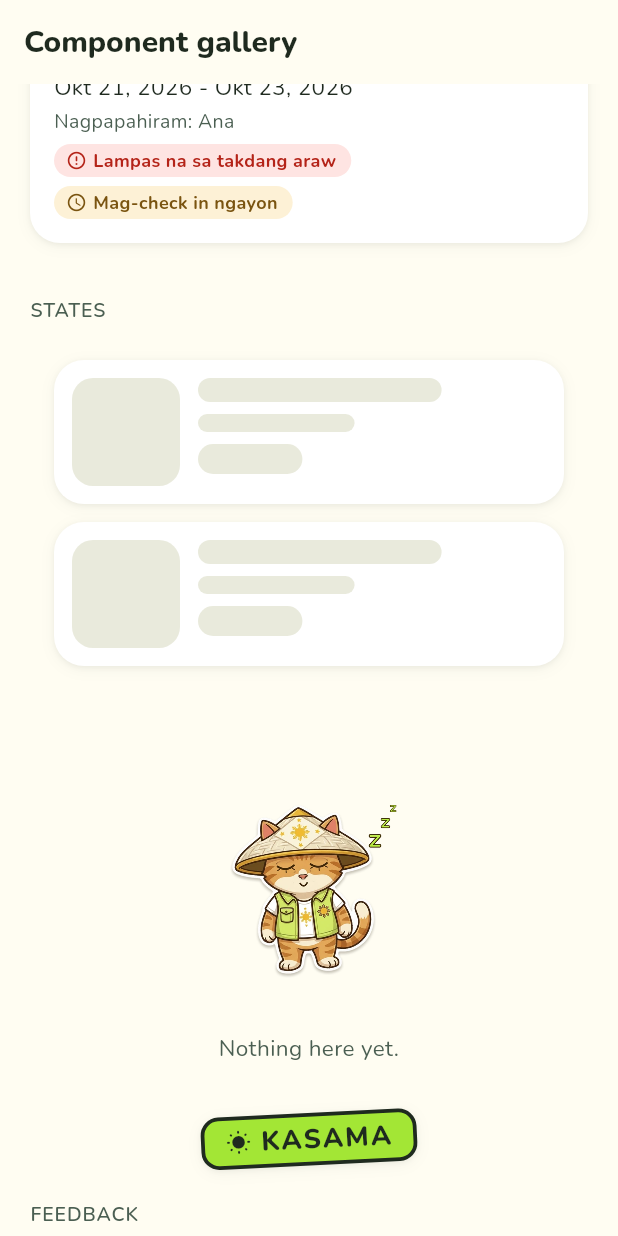
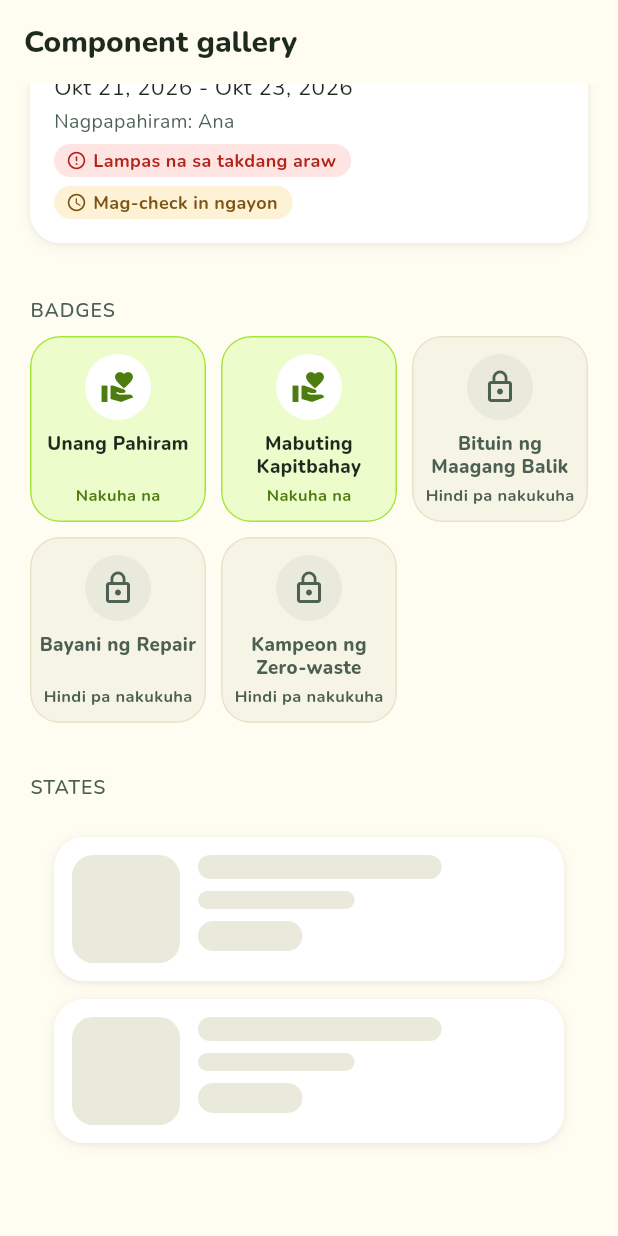
Before and after one commit to jqwud/Hiraman-project, a Flutter app: the GalleryScreen screen opened directly, scrolled down 2304 dp, on a phone screen of 412 x 824 dp. Run offline on Flutter 3.47's test engine with Material 3 defaults, Android fonts, the phone set to English and light mode, and no system bars; our stand-ins replace flutter_secure_storage, image_picker, shared_preferences; accounts and stored records are empty; network calls fail.

Commit message:
Batch 17: even badge grid, no gallery or server tools for residents
- BadgeGrid: three equal tiles per row, earned vs locked, rows grow with
  large text (covered by the gallery test at 320 px and 200% text).
- Component gallery removed from Profile (lib/main_gallery.dart stays).
- kShowServerTools: release builds hide the server address, the login
  plug button and the technical connection card; residents get one plain
  sentence when the connection is down. Test builds keep the tools.

Co-Authored-By: Claude Opus 5.5 <noreply@anthropic.com>

```diff
--- a/app/lib/core/api.dart
+++ b/app/lib/core/api.dart
@@ -2,10 +2,14 @@ import 'dart:async';
 import 'dart:convert';
 import 'dart:io';
 
-import 'package:flutter/foundation.dart' show kIsWeb;
+import 'package:flutter/foundation.dart' show kDebugMode, kIsWeb;
 import 'package:http/http.dart' as http;
 import 'package:http_parser/http_parser.dart';
 import 'package:image_picker/image_picker.dart';
+
+/// Server address, connection status and the plug button are for testing only. Real (release) builds show
+/// residents none of it: the address is built in. Test builds (debug, or --dart-define=HIRAMAN_SERVER_TOOLS=true) keep them.
+const bool kShowServerTools = kDebugMode || bool.fromEnvironment('HIRAMAN_SERVER_TOOLS');
 
 /// Server address given at build time. A new value replaces the saved address once (see AppState.init).
 const String kServerFromBuild = String.fromEnvironment('HIRAMAN_SERVER');
--- a/app/lib/core/strings_fil.dart
+++ b/app/lib/core/strings_fil.dart
@@ -525,6 +525,9 @@ const Map<String, String> kFil = <String, String>{
   "not yet earned": "hindi pa nakukuha",
   "Loading...": "Naglo-load...",
   "Please write a few words.": "Pakisulat ng ilang salita.",
+  "No connection. Check your internet and try again.": "Walang koneksyon. Tingnan ang internet mo at subukan muli.",
+  "Earned": "Nakuha na",
+  "Locked": "Hindi pa nakukuha",
 };
 
 /// Messages from the server, by error code, in Filipino.
--- a/app/lib/screens/dev/gallery_screen.dart
+++ b/app/lib/screens/dev/gallery_screen.dart
@@ -112,6 +112,24 @@ class _GalleryScreenState extends State<GalleryScreen> {
           SectionTitle('Section title', trailing: TextButton(onPressed: () {}, child: const Text('See all'))),
           ItemCard(item: _item, onTap: () {}),
           RequestCard(request: _request, onTap: () {}),
+          _label('BADGES'),
+          BadgeGrid(
+            badges: const <Map<String, dynamic>>[
+              <String, dynamic>{'key': 'first_lend', 'earned': true},
+              <String, dynamic>{'key': 'good_neighbor', 'earned': true},
+              <String, dynamic>{'key': 'on_time_star', 'earned': false},
+              <String, dynamic>{'key': 'repair_hero', 'earned': false},
+              <String, dynamic>{'key': 'zero_waste', 'earned': false},
+            ],
+            text: const <String, List<String>>{
+              'first_lend': <String>['First Lend', 'Complete your first loan as a lender.'],
+              'good_neighbor': <String>['Good Neighbor', 'Lend 3 items successfully.'],
+              'on_time_star': <String>['On-time Star', 'Return 3 items on time.'],
+              'repair_hero': <String>['Repair Hero', 'Share an item you fixed or reused.'],
+              'zero_waste': <String>['Zero-waste Champ', 'Borrow 3 times and skip a purchase.'],
+            },
+            icon: (String k) => Icons.volunteer_activism,
+          ),
           _label('STATES'),
           const SizedBox(height: 260, child: SkeletonList(count: 2)),
           const EmptyState(message: 'Nothing here yet.'),
--- a/app/lib/widgets/common.dart
+++ b/app/lib/widgets/common.dart
@@ -1,6 +1,7 @@
 // The app's UI kit. Each component lives in its own file under ui/ (see docs/DESIGN_SYSTEM.md).
 // Screens import this one file to get all of them.
 export 'ui/ask_text.dart';
+export 'ui/badge_grid.dart';
 export 'ui/buttons.dart';
 export 'ui/feedback.dart';
 export 'ui/hi_card.dart';
--- /dev/null
+++ b/app/lib/widgets/ui/badge_grid.dart
@@ -0,0 +1,85 @@
+import 'package:flutter/material.dart';
+
+import '../../core/format.dart';
+import '../../core/i18n.dart';
+import '../../core/theme.dart';
+import 'feedback.dart';
+
+/// Badges in an even grid: three equal tiles per row, earned ones bright, the rest muted with a lock.
+/// Tiles grow taller with large text instead of cutting the name off. Tap one to see how to earn it.
+class BadgeGrid extends StatelessWidget {
+  final List<Map<String, dynamic>> badges;
+  final Map<String, List<String>> text;
+  final IconData Function(String) icon;
+  const BadgeGrid({super.key, required this.badges, required this.text, required this.icon});
+
+  @override
+  Widget build(BuildContext context) {
+    const double gap = 10;
+    final List<Widget> tiles = badges.map((Map<String, dynamic> b) => _tile(context, b)).toList();
+    return LayoutBuilder(builder: (BuildContext c, BoxConstraints box) {
+      final double w = (box.maxWidth - gap * 2) / 3;
+      return Column(children: <Widget>[
+        for (int r = 0; r < tiles.length; r += 3)
+          Padding(
+            padding: const EdgeInsets.only(bottom: gap),
+            // Tiles in a row share one height, the height of the tallest name.
+            child: IntrinsicHeight(
+              child: Row(crossAxisAlignment: CrossAxisAlignment.stretch, children: <Widget>[
+                for (int i = r; i < r + 3; i++) ...<Widget>[
+                  if (i > r) const SizedBox(width: gap),
+                  SizedBox(width: w, child: i < tiles.length ? tiles[i] : null),
+                ],
+              ]),
+            ),
+          ),
+      ]);
+    });
+  }
+
+  Widget _tile(BuildContext context, Map<String, dynamic> b) {
+    final String key = str(b['key']);
+    final bool earned = boolOf(b['earned']);
+    final List<String> words = text[key] ?? <String>[key, ''];
+    return Semantics(
+      button: true,
+      label: '${context.t(words[0])}, ${earned ? context.t('earned') : context.t('not yet earned')}',
+      excludeSemantics: true,
+      child: Material(
+        color: earned ? HiColors.primarySoft : HiColors.surfaceMuted,
+        shape: RoundedRectangleBorder(
+          borderRadius: BorderRadius.circular(HiRadius.lg),
+          side: BorderSide(color: earned ? HiColors.primary : HiColors.line),
+        ),
+        clipBehavior: Clip.antiAlias,
+        child: InkWell(
+          onTap: () => pawsaDialog(context,
+              pose: earned ? 'cheer' : 'sleepy', title: context.tx(words[0]), message: earned ? context.tx('You earned this badge!') : context.tx(words[1])),
+          child: Padding(
+            padding: const EdgeInsets.fromLTRB(6, 12, 6, 10),
+            child: Column(
+              mainAxisSize: MainAxisSize.min,
+              children: <Widget>[
+                CircleAvatar(
+                  radius: 22,
+                  backgroundColor: earned ? HiColors.card : HiColors.mutedSoft,
+                  child: Icon(earned ? icon(key) : Icons.lock_outline, size: 24, color: earned ? HiColors.accent : HiColors.muted),
+                ),
+                const SizedBox(height: 8),
+                Text(context.t(words[0]),
+                    textAlign: TextAlign.center,
+                    maxLines: 2,
+                    overflow: TextOverflow.ellipsis,
+                    style: TextStyle(fontSize: 12.5, fontWeight: FontWeight.w800, height: 1.2, color: earned ? HiColors.ink : HiColors.muted)),
+                const Spacer(),
+                const SizedBox(height: 4),
+                Text(earned ? context.t('Earned') : context.t('Locked'),
+                    style: TextStyle(fontSize: 11, fontWeight: FontWeight.w700, color: earned ? HiColors.accent : HiColors.muted)),
+              ],
+            ),
+          ),
+        ),
+      ),
+    );
+  }
+}
```
Also changed, not shown: app/lib/screens/auth_screens.dart (+8 -5 lines), app/lib/screens/profile_screen.dart (+3 -35 lines), app/lib/widgets/connection.dart (+14 -0 lines), 2 other files.
